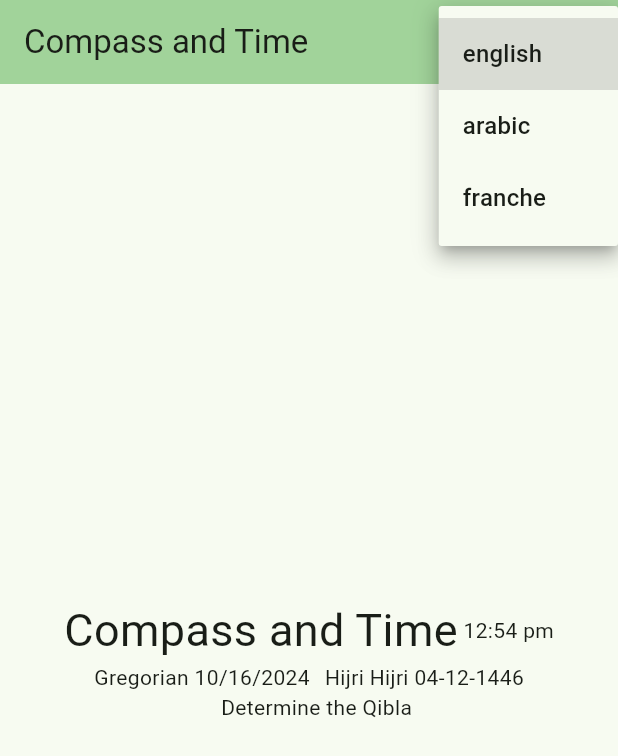
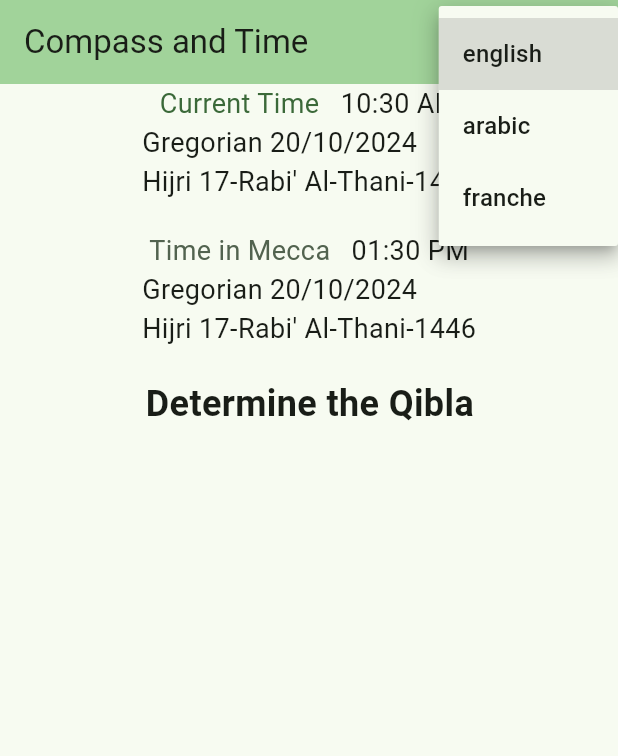
Before and after one commit to Amine-Triki/flutter_Qiblah_and_time, a Flutter app: the screen it shows after launch, after a tap on "english", on a phone screen of 412 x 824 dp. Shown: the top 756 px of the screen. Run offline on Flutter 3.47's test engine with Material 3 defaults, Android fonts, the phone set to English and light mode, and no system bars; our stand-ins replace hijri; Roboto replaces fonts that are missing (ElMessir).

Commit message:
adding MeccaTime & CurrentTime

```diff
--- a/lib/l10n/intl_ar.arb
+++ b/lib/l10n/intl_ar.arb
@@ -5,6 +5,7 @@
     "lungAr": "عربي",
     "compass": "بوصلة",
     "detQ": "تحديد القبلة",
+    "timeNow": "الوقت الآن",
     "timeM": "الوقت في مكة المكرمة",
     "gps": "نظام تحديد المواقع",
     "Hijri": "الهجري",
--- a/lib/l10n/intl_en.arb
+++ b/lib/l10n/intl_en.arb
@@ -5,6 +5,7 @@
     "lungAr": "arabic",
     "compass": "compass",
     "detQ": "Determine the Qibla",
+    "timeNow": "Current Time",
     "timeM": "Time in Mecca",
     "gps": "gps",
     "Hijri": "Hijri",
--- a/lib/l10n/intl_fr.arb
+++ b/lib/l10n/intl_fr.arb
@@ -6,6 +6,7 @@
     "lungAr": "arabe",
     "compass": "boussole",
     "detQ": "Déterminer la Qibla",
+    "timeNow": "Heure actuelle",
     "timeM": "L'heure à la Mecque",
     "gps": "gps",
     "Hijri": "Hijri",
--- a/lib/main.dart
+++ b/lib/main.dart
@@ -3,6 +3,9 @@ import 'package:flutter_localizations/flutter_localizations.dart';
 
 import 'generated/l10n.dart';
 import 'package:intl/intl.dart';
+
+import 'screens/home scrren/time.dart';
+import 'dart:async';
 
 void main() {
   runApp(const MyApp());
@@ -70,6 +73,43 @@ class HomeView extends StatefulWidget {
 }
 
 class _HomeViewState extends State<HomeView> {
+  late Timer _timer;
+  String _currentTime = '';
+  String _meccaTime = '';
+
+  @override
+  void initState() {
+    super.initState();
+    _updateTime(); // تحديث الوقت أول مرة
+    startTimer(); // بدء المؤقت
+  }
+
+  @override
+  void dispose() {
+    _timer.cancel(); // إلغاء المؤقت عند التخلص من الواجهة
+    super.dispose();
+  }
+
+  void startTimer() {
+    DateTime now = DateTime.now();
+    int secondsUntilNextMinute = 60 - now.second;
+
+    Timer(Duration(seconds: secondsUntilNextMinute), () {
+      _updateTime();
+
+      _timer = Timer.periodic(const Duration(minutes: 1), (Timer t) {
+        _updateTime();
+      });
+    });
+  }
+
+  void _updateTime() {
+    setState(() {
+      _currentTime = TimeInfo.getCurrentTime();
+      _meccaTime = TimeInfo.getMeccaTime();
+    });
+  }
+
   @override
   Widget build(BuildContext context) {
     return Scaffold(
@@ -105,32 +145,78 @@ class _HomeViewState extends State<HomeView> {
       ),
       body: SafeArea(
         child: Column(
-          mainAxisAlignment: MainAxisAlignment.center,
           children: [
             Row(
               mainAxisAlignment: MainAxisAlignment.center,
               children: [
                 Text(
-                  S.of(context).title,
-                  style: const TextStyle(fontFamily: 'ElMessir', fontSize: 30),
+                  S.of(context).timeNow,
+                  style: TextStyle(
+                      fontFamily: 'ElMessir',
+                      fontSize: 18,
+                      color: Theme.of(context).colorScheme.primary),
                 ),
-                const Text(' 12:54 pm'),
+                Text(
+                  '   $_currentTime',
+                  style: const TextStyle(fontFamily: 'ElMessir', fontSize: 18),
+                ),
               ],
             ),
+            Wrap(
+              runAlignment: WrapAlignment.center,
+              children: [
+                Text(
+                  '${S.of(context).Gregorian} ${TimeInfo.getNowGregorianDate()}',
+                  style: const TextStyle(fontFamily: 'ElMessir', fontSize: 18),
+                ),
+                const SizedBox(width: 10),
+                Text(
+                  '${S.of(context).Hijri} ${TimeInfo.getNowHijriDate()}',
+                  style: const TextStyle(fontFamily: 'ElMessir', fontSize: 18),
+                ),
+              ],
+            ),
+            const SizedBox(height: 20),
             Row(
               mainAxisAlignment: MainAxisAlignment.center,
               children: [
-                Text('${S.of(context).Gregorian} 10/16/2024'),
-                const SizedBox(width: 10),
-                Text('${S.of(context).Hijri} Hijri 04-12-1446'),
+                Text(
+                  S.of(context).timeM,
+                  style:  TextStyle(fontFamily: 'ElMessir', fontSize: 18,color: Theme.of(context).colorScheme.secondary),
+                ),
+                Text(
+                  '   $_meccaTime',
+                  style: const TextStyle(fontFamily: 'ElMessir', fontSize: 18),
+                ),
               ],
             ),
+            Wrap(
+              runAlignment: WrapAlignment.center,
+              children: [
+                Text(
+                  '${S.of(context).Gregorian} ${TimeInfo.getMeccaGregorianDate()}',
+                  style: const TextStyle(fontFamily: 'ElMessir', fontSize: 18),
+                ),
+                const SizedBox(width: 10),
+                Text(
+                  '${S.of(context).Hijri} ${TimeInfo.getMeccaHijriDate()}',
+                  style: const TextStyle(fontFamily: 'ElMessir', fontSize: 18),
+                ),
+              ],
+            ),
+            const SizedBox(height: 20),
             Container(
               padding: EdgeInsets.only(
-                left: isArabic() ? 0 : 10,
-                right: isArabic() ? 10 : 0,
+                left: isArabic() ? 0 : 1,
+                right: isArabic() ? 1 : 0,
               ),
-              child: Text(S.of(context).detQ),
+              child: Text(
+                S.of(context).detQ,
+                style: const TextStyle(
+                    fontFamily: 'ElMessir',
+                    fontSize: 24,
+                    fontWeight: FontWeight.bold),
+              ),
             ),
           ],
         ),
--- /dev/null
+++ b/lib/screens/home scrren/time.dart
@@ -0,0 +1,54 @@
+import 'package:intl/intl.dart';
+import 'package:hijri/hijri_calendar.dart';
+
+class TimeInfo {
+  // Get current local time
+  static String getCurrentTime() {
+    DateTime now = DateTime.now();
+    String formattedTime = DateFormat('hh:mm a', 'en')
+        .format(now); // 'en' locale to enforce Arabic numbers
+    return (formattedTime);
+  }
+
+  // Get current time in Mecca (GMT+3)
+  static String getMeccaTime() {
+    DateTime meccaTime = DateTime.now().toUtc().add(const Duration(hours: 3));
+    String formattedTime =
+        DateFormat('hh:mm a', 'en').format(meccaTime); // 'en' locale
+    return (formattedTime);
+  }
+
+  // Get current Gregorian date based on  time now
+  static String getNowGregorianDate() {
+    DateTime currentTime = DateTime.now();
+    String formattedDate =
+        DateFormat('dd/MM/yyyy', 'en').format(currentTime); // 'en' locale
+    return (formattedDate);
+  }
+
+  // Get current Hijri date based on  time now
+  static String getNowHijriDate() {
+    DateTime currentTime = DateTime.now();
+    HijriCalendar.setLocal("en");
+    HijriCalendar hijri = HijriCalendar.fromDate(currentTime);
+    String formattedHijriDate = hijri.toFormat("dd-MM-yyyy");
+    return (formattedHijriDate);
+  }
+
+  // Get current Gregorian date based on Mecca time
+  static String getMeccaGregorianDate() {
+    DateTime meccaTime = DateTime.now().toUtc().add(const Duration(hours: 3));
+    String formattedDate =
+        DateFormat('dd/MM/yyyy', 'en').format(meccaTime); // 'en' locale
+    return (formattedDate);
+  }
+
+  // Get current Hijri date based on Mecca time
+  static String getMeccaHijriDate() {
+    DateTime meccaTime = DateTime.now().toUtc().add(const Duration(hours: 3));
+    HijriCalendar.setLocal("en");
+    HijriCalendar hijri = HijriCalendar.fromDate(meccaTime);
+    String formattedHijriDate = hijri.toFormat("dd-MM-yyyy");
+    return (formattedHijriDate);
+  }
+}
--- a/pubspec.yaml
+++ b/pubspec.yaml
@@ -37,6 +37,7 @@ dependencies:
   flutter_localizations:
     sdk: flutter
   intl: ^0.19.0
+  hijri: ^3.0.0
 
 dev_dependencies:
   flutter_test:
```
Also changed, not shown: lib/generated/intl/messages_ar.dart, lib/generated/intl/messages_en.dart, lib/generated/intl/messages_fr.dart, lib/generated/l10n.dart, pubspec.lock, 1 other file.
